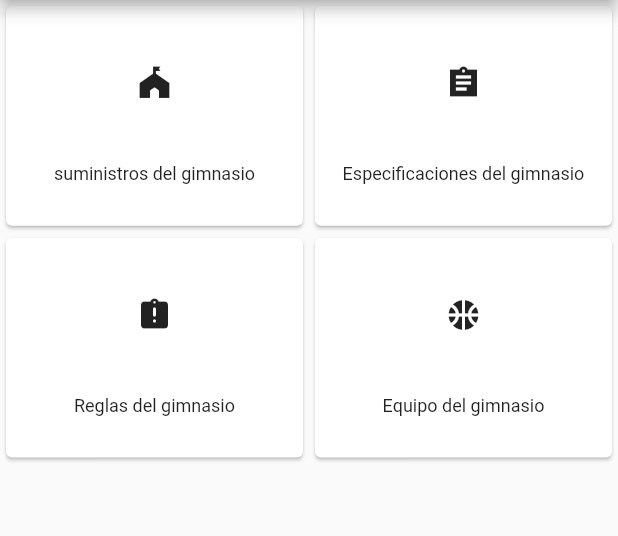
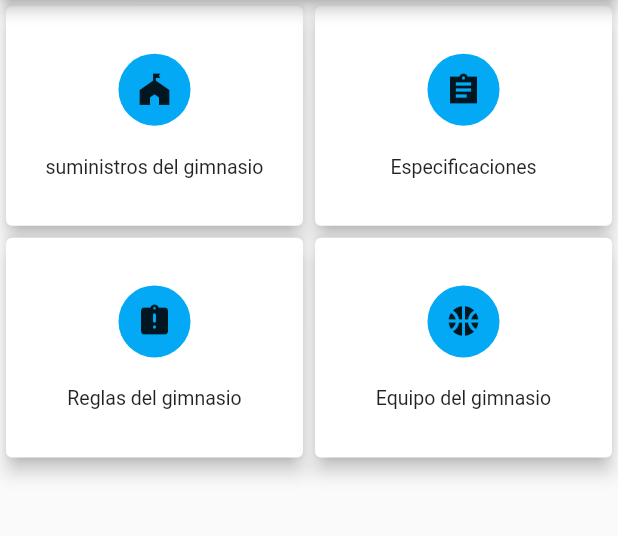
Before and after one commit to joaquinirigoyen/Appmobile, a Flutter app: the MainPage screen opened directly, in the side drawer, after a tap on "Acerca del Gimnasio", on a phone screen of 412 x 824 dp, the part 84-620 px from its top. Run offline on Flutter 3.47's test engine with Material 2 defaults, Android fonts, the phone set to English and light mode, and no system bars; network calls fail.

Commit message:
actualizacion 2.5

```diff
--- a/lib/src/calendar.dart
+++ b/lib/src/calendar.dart
@@ -1,8 +1,7 @@
-import 'dataPicker.dart';
 import 'dateTime.dart';
-import 'timePicker.dart';
 import 'package:flutter/material.dart';
 import 'paginas.dart';
+import 'range.dart';
 
 // ignore: camel_case_types
 class calendar extends StatelessWidget {
@@ -46,11 +45,9 @@ class _MainPageState extends State<MainPage> {
             child: Column(
               mainAxisAlignment: MainAxisAlignment.center,
               children: [
-                DatePickerWidget(),
+                DatetimePickerWidget(),
                 const SizedBox(height: 24),
-                TimePickerWidget(),
-                const SizedBox(height: 24),
-                DatetimePickerWidget(),
+                DateRangePickerWidget(),
               ],
             ),
           ),
--- a/lib/src/dateTime.dart
+++ b/lib/src/dateTime.dart
@@ -12,7 +12,7 @@ class _DatetimePickerWidgetState extends State<DatetimePickerWidget> {
 
   String getText() {
     if (dateTime == null) {
-      return 'Eliga una fecha';
+      return 'Seleccione fecha con hora';
     } else {
       return DateFormat('MM/dd/yyyy HH:mm').format(dateTime);
     }
@@ -20,7 +20,7 @@ class _DatetimePickerWidgetState extends State<DatetimePickerWidget> {
 
   @override
   Widget build(BuildContext context) => ButtonHeaderWidget(
-        title: 'Eliga una fecha',
+        title: 'fecha y hora',
         text: getText(),
         onClicked: () => pickDateTime(context),
       );
--- a/lib/src/gimnasio.dart
+++ b/lib/src/gimnasio.dart
@@ -18,54 +18,66 @@ class Gimnasio extends StatelessWidget {
         childAspectRatio: 4 / 3,
         children: <Widget>[
           Muestra(
+            child: Ink(
+              decoration: const ShapeDecoration(
+                color: Colors.lightBlue,
+                shape: CircleBorder(),
+              ),
               child: IconButton(
                 icon: Icon(Icons.festival),
                 onPressed: () {
-                Navigator.push(
-                    context,
-                    MaterialPageRoute(
-                        builder: (BuildContext context) => Suplies()));
+                  Navigator.push(context, MaterialPageRoute(builder: (BuildContext context) => Suplies()));
                 },
                 tooltip: 'Suministros',
+              ),
             ),
             text: 'suministros del gimnasio',
           ),
           Muestra(
+            child: Ink(
+              decoration: const ShapeDecoration(
+                color: Colors.lightBlue,
+                shape: CircleBorder(),
+              ),
               child: IconButton(
                 icon: Icon(Icons.assignment_sharp),
                 onPressed: () {
-                Navigator.push(
-                    context,
-                    MaterialPageRoute(
-                        builder: (BuildContext context) => Suplies()));
+                  Navigator.push(context, MaterialPageRoute(builder: (BuildContext context) => Suplies()));
                 },
                 tooltip: 'Especificaciones',
               ),
-            text: 'Especificaciones del gimnasio',
+            ),
+            text: 'Especificaciones',
           ),
           Muestra(
+            child: Ink(
+              decoration: const ShapeDecoration(
+                color: Colors.lightBlue,
+                shape: CircleBorder(),
+              ),
               child: IconButton(
                 icon: Icon(Icons.assignment_late_rounded),
                 onPressed: () {
-                Navigator.push(
-                    context,
-                    MaterialPageRoute(
-                        builder: (BuildContext context) => Suplies()));
+                  Navigator.push(context, MaterialPageRoute(builder: (BuildContext context) => Suplies()));
                 },
                 tooltip: 'Reglas',
+              ),
             ),
             text: 'Reglas del gimnasio',
           ),
           Muestra(
+            child: Ink(
+              decoration: const ShapeDecoration(
+                color: Colors.lightBlue,
+                shape: CircleBorder(),
+              ),
               child: IconButton(
                 icon: Icon(Icons.sports_basketball_rounded),
                 onPressed: () {
-                Navigator.push(
-                    context,
-                    MaterialPageRoute(
-                        builder: (BuildContext context) => Suplies()));
+                  Navigator.push(context, MaterialPageRoute(builder: (BuildContext context) => Suplies()));
                 },
                 tooltip: 'Equipo',
+              ),
             ),
             text: 'Equipo del gimnasio',
           ),
@@ -88,6 +100,8 @@ class Muestra extends StatelessWidget {
   @override
   Widget build(BuildContext context) {
     return Card(
+      shadowColor: Colors.black,
+      elevation: 5,
       child: Padding(
         padding: const EdgeInsets.all(12.0),
         child: Center(
@@ -95,11 +109,14 @@ class Muestra extends StatelessWidget {
             mainAxisSize: MainAxisSize.min,
             children: <Widget>[
               this.child,
-              SizedBox(height: 30),
+              SizedBox(
+                height: 20,
+                width: 200,
+              ),
               Text(
                 this.text,
                 textAlign: TextAlign.center,
-                style: TextStyle(fontSize: 12),
+                style: TextStyle(fontSize: 13),
               ),
             ],
           ),
--- a/lib/src/range.dart
+++ b/lib/src/range.dart
@@ -1,14 +1,13 @@
 import 'button.dart';
 import 'package:flutter/material.dart';
 import 'package:intl/intl.dart';
-import 'calendar.dart';
 
-class DatetimePickerWidget extends StatefulWidget {
+class DateRangePickerWidget extends StatefulWidget {
   @override
-  _DatetimePickerWidgetState createState() => _DatetimePickerWidgetState();
+  _DateRangePickerWidget createState() => _DateRangePickerWidget();
 }
 
-class _DatetimePickerWidgetState extends State<DatetimePickerWidget> {
+class _DateRangePickerWidget extends State<DateRangePickerWidget> {
   DateTime dateTime;
 
   String getText() {
```
Also changed, not shown: pubspec.yaml (+0 -9 lines), Documentacion_del_proyecto/Documentacion/Screenshot_20210821-183630.png (deleted), Documentacion_del_proyecto/Documentacion/Screenshot_20210825-004726.png (added), Documentacion_del_proyecto/Documentacion/Screenshot_20210825-004736.png (added), Documentacion_del_proyecto/Documentacion/Screenshot_20210825-005022.png (added), Documentacion_del_proyecto/Documentacion/Screenshot_20210825-005029.png (added), Documentacion_del_proyecto/Documentacion/Screenshot_20210825-005656.png (added), 1 other file. Lines whose indentation alone changed are shown as unchanged.
